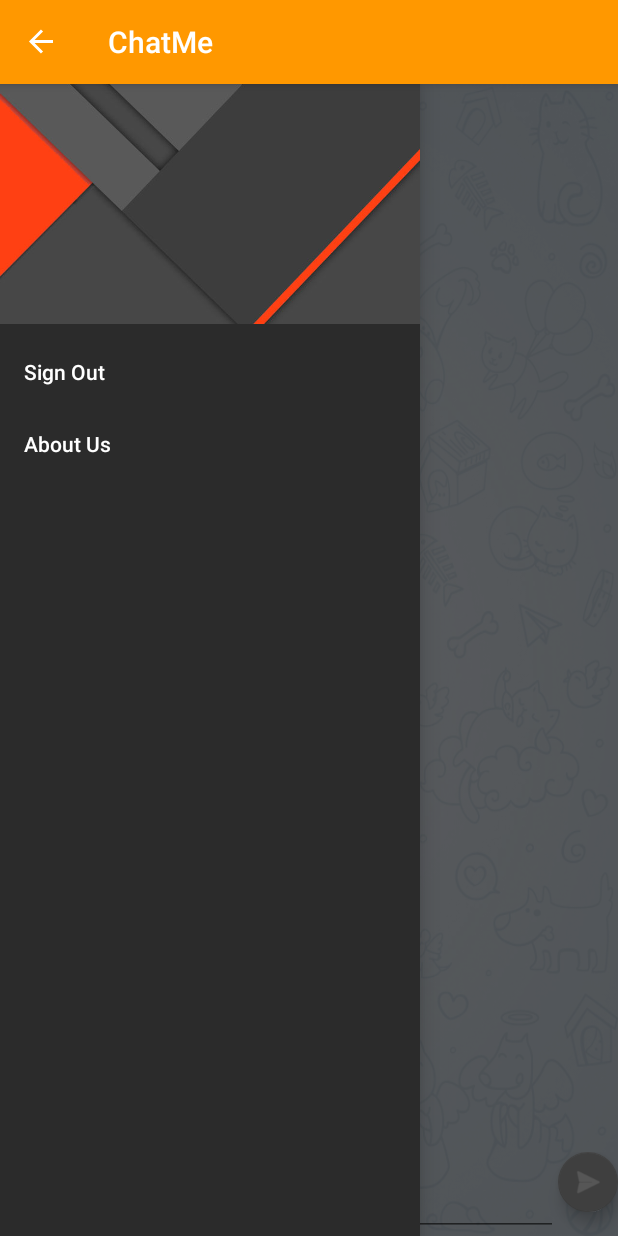
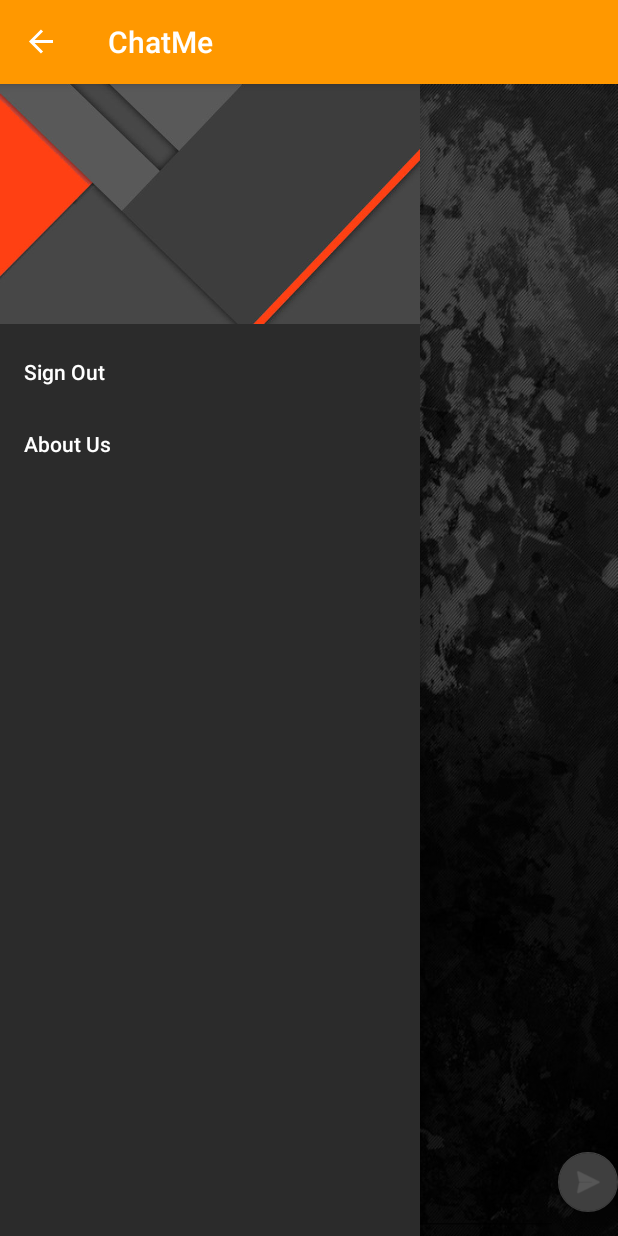
Before and after one commit to shayantabatabaee/ChatMe, an Android app: the screen it shows after launch once a user with an empty profile is signed in (ChatActivity), with the side drawer open, on a phone screen of 412 x 824 dp. Run offline under Robolectric (Android 15) with nearby library versions, the phone set to English and light mode, and no system bars; our stand-ins replace ButterKnife, Firebase (no records; nobody signed in at launch, a user with empty details on screens opened directly), Room's generated code; 1 statement that could not run was skipped.

Commit message:
Some Changes Made To UI.

```diff
--- a/app/src/main/java/com/gravity/chatme/app/ui/chat/ChatActivity.java
+++ b/app/src/main/java/com/gravity/chatme/app/ui/chat/ChatActivity.java
@@ -87,6 +87,7 @@ public class ChatActivity extends AppCompatActivity implements ChatContract.View
 
         presenter.retrieveLocalMessage();
         presenter.fetchRemoteMessage();
+        presenter.getWelcomeMessage();
 
     }
 
@@ -94,7 +95,6 @@ public class ChatActivity extends AppCompatActivity implements ChatContract.View
     protected void onStart() {
         super.onStart();
         presenter.getNavHeader();
-        presenter.getWelcomeMessage();
         ChatApplication.isInBackground = false;
     }
 
--- a/app/src/main/res/layout/activity_chat.xml
+++ b/app/src/main/res/layout/activity_chat.xml
@@ -41,7 +41,7 @@
             android:id="@+id/chatLinearLayout"
             android:layout_width="match_parent"
             android:layout_height="match_parent"
-            android:background="@drawable/background_hd"
+            android:background="@drawable/background_hd_new"
             android:orientation="vertical"
             android:visibility="visible">
 
@@ -66,9 +66,12 @@
                 <android.support.design.widget.TextInputLayout
                     android:layout_width="wrap_content"
                     android:layout_height="wrap_content"
+                    android:textColor="@android:color/white"
+                    android:textColorHint="@android:color/white"
                     android:layout_weight="1">
 
                     <EditText
+                        android:textColor="@android:color/white"
                         android:id="@+id/messageSendingContent"
                         android:layout_width="match_parent"
                         android:layout_height="wrap_content"
--- a/app/src/main/res/layout/message.xml
+++ b/app/src/main/res/layout/message.xml
@@ -18,8 +18,6 @@
             android:layout_height="wrap_content"
             android:layout_marginBottom="@dimen/message_text_view_margin_bottom"
             android:layout_marginEnd="@dimen/message_layout_margin"
-            android:layout_marginLeft="@dimen/message_layout_margin"
-            android:layout_marginRight="@dimen/message_layout_margin"
             android:layout_marginStart="@dimen/message_layout_margin"
             android:layout_marginTop="@dimen/message_text_view_margin_top"
             android:textStyle="normal|bold" />
@@ -30,10 +28,9 @@
             android:layout_height="wrap_content"
             android:layout_marginBottom="@dimen/message_text_view_margin_bottom"
             android:layout_marginEnd="@dimen/message_layout_margin"
-            android:layout_marginLeft="@dimen/message_layout_margin"
-            android:layout_marginRight="@dimen/message_layout_margin"
             android:layout_marginStart="@dimen/message_layout_margin"
             android:textAppearance="@style/TextAppearance.AppCompat.Body1"
+            android:maxEms="10"
             android:textSize="18sp" />
     </LinearLayout>
 
```
Also changed, not shown: app/src/main/java/com/gravity/chatme/app/ui/chat/RecyclerViewAdapter.java (+8 -4 lines), app/src/main/res/drawable-hdpi/background_hd_new.jpg (added), app/src/main/res/drawable-hdpi/msg_out_new.9.png (added), app/src/main/res/drawable-mdpi/background_hd_new.jpg (added), app/src/main/res/drawable-mdpi/msg_out_new.9.png (added), app/src/main/res/drawable-xhdpi/background_hd_new.jpg (added), app/src/main/res/drawable-xhdpi/msg_out_new.9.png (added), app/src/main/res/drawable-xxhdpi/background_hd_new.jpg (added), app/src/main/res/drawable-xxhdpi/msg_out_new.9.png (added), 2 other files.
